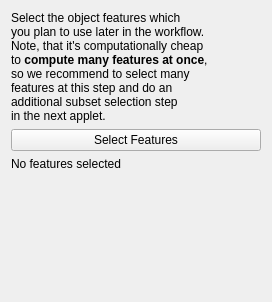
Qt form ilastik/applets/objectExtraction/drawer.ui (ilastik/ilastik) before a commit.
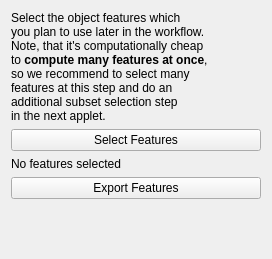
The same form after that commit.

Commit message: add a button to export object features to a pickle file

Diff of the .ui file:
```diff
--- a/ilastik/applets/objectExtraction/drawer.ui
+++ b/ilastik/applets/objectExtraction/drawer.ui
@@ -7,7 +7,7 @@
     <x>0</x>
     <y>0</y>
     <width>272</width>
-    <height>302</height>
+    <height>259</height>
    </rect>
   </property>
   <property name="sizePolicy">
@@ -55,6 +55,13 @@
        </property>
       </widget>
      </item>
+     <item>
+      <widget class="QPushButton" name="exportButton">
+       <property name="text">
+        <string>Export Features</string>
+       </property>
+      </widget>
+     </item>
      <item>
       <spacer name="verticalSpacer">
        <property name="orientation">
```
The commit also changes 1 other file.
